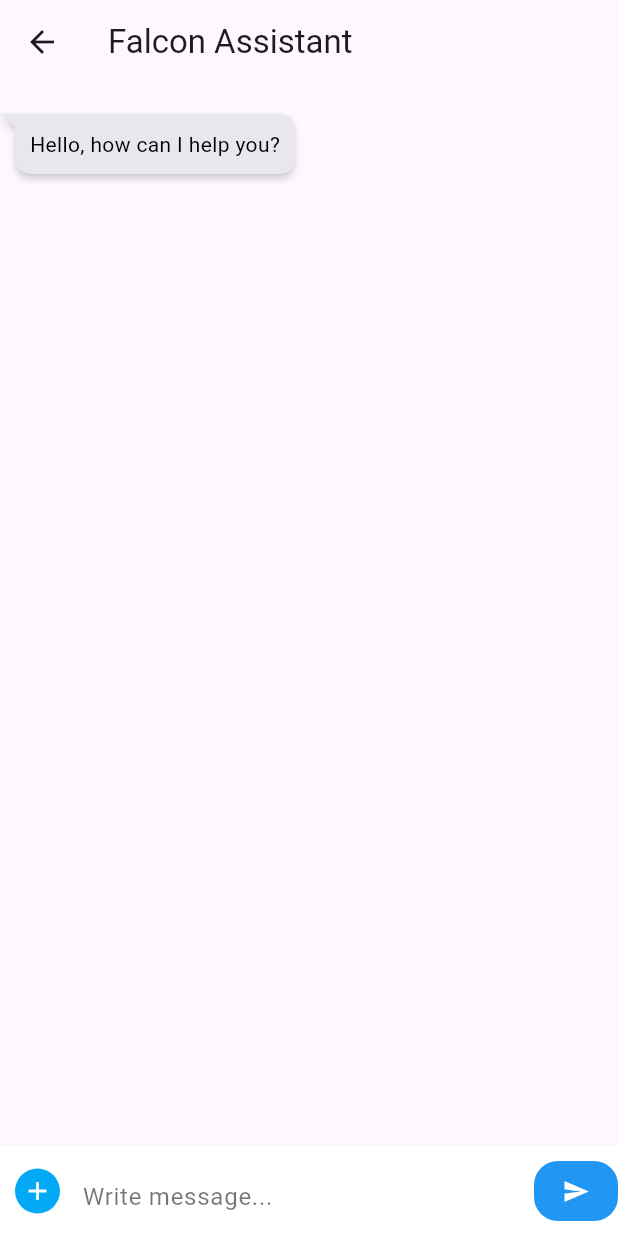
After one commit to gombos14/falcon, a Flutter app: the AssistantScreen screen opened directly, on a phone screen of 412 x 824 dp. The commit adds this screen. Run offline on Flutter 3.47's test engine with Material 3 defaults, Android fonts, the light colour scheme and no system bars; drawn by our look-alikes of flutter_chat_bubble; our stand-ins replace go_router, url_strategy; missing offline and left inert: adaptive_navigation, window_size.

Commit message:
add chat & fixes

```diff
--- a/licenta_frontend/lib/src/auth.dart
+++ b/licenta_frontend/lib/src/auth.dart
@@ -32,7 +32,7 @@ class FalconAuth extends ChangeNotifier {
     };
 
     final response = await http.post(
-      Uri.parse('http://192.168.1.9:8080/authentication/login/'),
+      Uri.parse('http://192.168.1.19:8080/authentication/login/'),
       body: requestBody,
     );
 
--- a/licenta_frontend/lib/src/data/falconAPI.dart
+++ b/licenta_frontend/lib/src/data/falconAPI.dart
@@ -4,7 +4,7 @@ import 'package:bookstore/src/data.dart';
 import 'package:http/http.dart' as http;
 
 class FalconAPI {
-  final String _baseUrl = 'http://192.168.1.9:8080';
+  final String _baseUrl = 'http://192.168.1.19:8080';
 
   List<Furniture> parseFurniture(String responseBody) {
     final parsed =
@@ -42,4 +42,16 @@ class FalconAPI {
       throw Exception('Failed to fetch orders from the API');
     }
   }
+
+  Future<String> getChatResponse(String message) async {
+    final response = await http.post(
+      Uri.parse('$_baseUrl/chat/prompt/'),
+      body: {'prompt': message},
+    );
+    if (response.statusCode == 200) {
+      return response.body;
+    } else {
+      throw Exception('Failed to get chat response from the API');
+    }
+  }
 }
--- /dev/null
+++ b/licenta_frontend/lib/src/screens/assistant.dart
@@ -0,0 +1,182 @@
+import 'package:bookstore/src/data/falconAPI.dart';
+import 'package:flutter/material.dart';
+import 'package:flutter_chat_bubble/chat_bubble.dart';
+
+
+class AssistantScreen extends StatefulWidget {
+  AssistantScreen({
+    super.key,
+  });
+
+  @override
+  AssistantScreenState createState() => AssistantScreenState();
+}
+
+class AssistantScreenState extends State<AssistantScreen> {
+
+  List<Map<String, dynamic>> chats = [
+    {
+      'message': 'Hello, how can I help you?',
+      'sentByMe': false,
+    }
+  ];
+  TextEditingController messageEditingController = TextEditingController();
+
+  addMessage() {
+    if (messageEditingController.text.isNotEmpty) {
+      Map<String, dynamic> chatMessageMap = {
+        "sentByMe": true,
+        "message": messageEditingController.text
+      };
+      chats.add(chatMessageMap);
+
+      FalconAPI().getChatResponse(messageEditingController.text).then((value) {
+        Map<String, dynamic> chatMessageMap = {
+          "sentByMe": false,
+          "message": value
+        };
+        chats.add(chatMessageMap);
+        setState(() {});
+      });
+
+      setState(() {
+        messageEditingController.text = "";
+      });
+    }
+  }
+
+  Widget chatMessages() {
+    // bubbles = [];
+
+    return ListView.builder(itemCount: 1, itemBuilder: (context, index) {
+      return Column(
+          children: [
+            for (var chat in chats)
+            ChatBubble(
+              clipper: ChatBubbleClipper1(type: chat['sentByMe'] == true ?
+                BubbleType.sendBubble : BubbleType.receiverBubble),
+              alignment: chat['sentByMe'] == true ? Alignment.topRight : Alignment.topLeft,
+              margin: EdgeInsets.only(top: 20),
+              backGroundColor: chat['sentByMe'] == true ? Colors.blue : Color(0xffE7E7ED),
+              child: Container(
+                constraints: BoxConstraints(
+                  maxWidth: MediaQuery.of(context).size.width * 0.7,
+                ),
+                child: Text(
+                  chat['message'] as String,
+                  style: TextStyle(color: chat['sentByMe'] == true ? Colors.white
+                      : Colors.black),
+                ),
+              ),
+            ),
+          ]
+      );
+    });
+  }
+
+  Widget chatmsgs() {
+    return ListView.builder(itemCount: 1, itemBuilder: (context, index) {
+      return Column(
+        children: [
+          ChatBubble(
+            clipper: ChatBubbleClipper1(type: BubbleType.sendBubble),
+            alignment: Alignment.topRight,
+            margin: EdgeInsets.only(top: 20),
+            backGroundColor: Colors.blue,
+            child: Container(
+              constraints: BoxConstraints(
+                maxWidth: MediaQuery.of(context).size.width * 0.7,
+              ),
+              child: Text(
+                "Lorem ipsum dolor sit amet, consectetur adipiscing elit, sed do eiusmod tempor incididunt ut labore et dolore magna aliqua.",
+                style: TextStyle(color: Colors.white),
+              ),
+            ),
+          ),
+          ChatBubble(
+            clipper: ChatBubbleClipper1(type: BubbleType.receiverBubble),
+            backGroundColor: Color(0xffE7E7ED),
+            margin: EdgeInsets.only(top: 20),
+            child: Container(
+              constraints: BoxConstraints(
+                maxWidth: MediaQuery.of(context).size.width * 0.7,
+              ),
+              child: Text(
+                "Ut enim ad minim veniam, quis nostrud exercitation ullamco laboris nisi ut aliquip ex ea commodo consequat",
+                style: TextStyle(color: Colors.black),
+              ),
+            ),
+          ),
+        ],
+      );
+    });
+  }
+
+  @override
+  Widget build(BuildContext context) {
+    return Scaffold(
+      appBar: AppBar(
+        title: const Text('Falcon Assistant'),
+      ),
+      body: Container(
+        child:
+          Stack(
+            children: [
+              chatMessages(),
+              Stack(
+                children: <Widget>[
+                  Align(
+                    alignment: Alignment.bottomLeft,
+                    child: Container(
+                      padding: EdgeInsets.only(left: 10,bottom: 10,top: 10),
+                      height: 60,
+                      width: double.infinity,
+                      color: Colors.white,
+                      child: Row(
+                        children: <Widget>[
+                          GestureDetector(
+                            onTap: (){
+                            },
+                            child: Container(
+                              height: 30,
+                              width: 30,
+                              decoration: BoxDecoration(
+                                color: Colors.lightBlue,
+                                borderRadius: BorderRadius.circular(30),
+                              ),
+                              child: Icon(Icons.add, color: Colors.white, size: 20, ),
+                            ),
+                          ),
+                          SizedBox(width: 15,),
+                          Expanded(
+                            child: TextField(
+                              controller: messageEditingController,
+                              decoration: InputDecoration(
+                                  hintText: "Write message...",
+                                  hintStyle: TextStyle(color: Colors.black54),
+                                  border: InputBorder.none
+                              ),
+                            ),
+                          ),
+                          SizedBox(width: 15,),
+                          FloatingActionButton(
+                            onPressed: (){
+                              addMessage();
+                            },
+                            child: Icon(Icons.send,color: Colors.white,size: 18,),
+                            backgroundColor: Colors.blue,
+                            elevation: 0,
+                          ),
+                        ],
+
+                      ),
+                    ),
+                  ),
+                ],
+              ),
+            ],
+          )
+      )
+    );
+  }
+}
--- a/licenta_frontend/lib/src/screens/scaffold.dart
+++ b/licenta_frontend/lib/src/screens/scaffold.dart
@@ -26,13 +26,18 @@ class FalconScaffold extends StatelessWidget {
         body: child,
         onDestinationSelected: (idx) {
           if (idx == 0) goRouter.go('/home/popular');
-          if (idx == 1) goRouter.go('/orders');
-          if (idx == 2) goRouter.go('/settings');
+          if (idx == 1) goRouter.go('/assistant');
+          if (idx == 2) goRouter.go('/orders');
+          if (idx == 3) goRouter.go('/settings');
         },
         destinations: const [
           AdaptiveScaffoldDestination(
             title: 'Furniture',
             icon: Icons.countertops,
+          ),
+          AdaptiveScaffoldDestination(
+            title: 'Assistent',
+            icon: Icons.assistant,
           ),
           AdaptiveScaffoldDestination(
             title: 'orders',
--- a/licenta_frontend/pubspec.yaml
+++ b/licenta_frontend/pubspec.yaml
@@ -18,6 +18,7 @@ dependencies:
   url_launcher: ^6.1.1
   url_strategy: ^0.2.0
   http: ^0.13.6
+  flutter_chat_bubble: 2.0.2
   window_size:
     git:
       url: https://github.com/google/flutter-desktop-embedding.git
@@ -25,7 +26,7 @@ dependencies:
 
 dev_dependencies:
   analysis_defaults:
-    path: ../analysis_defaults
+    path: analysis_defaults
   flutter_test:
     sdk: flutter
   test: ^1.24.0
```
Also changed, not shown: licenta_frontend/lib/src/app.dart (+20 -10 lines), licenta_frontend/pubspec.lock.
